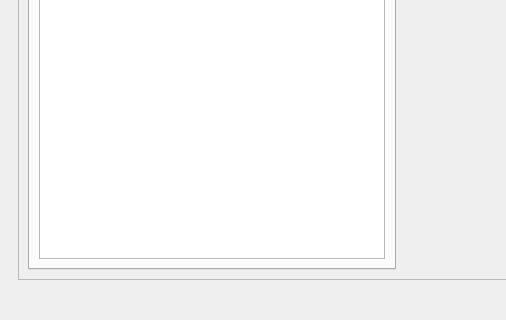
krupis/PlotTTY, file form.ui: the form before one commit; both pictures show x 0 to 506 and y 280 to 600 of the 798 by 600 pixel window.
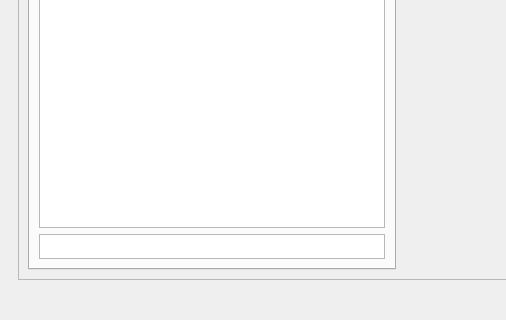
The form after the commit. The open tabs and pages were chosen to show the change. Custom widgets are drawn as their Qt base class.

Patch:
```diff
--- a/form.ui
+++ b/form.ui
@@ -75,9 +75,41 @@
                   </attribute>
                   <layout class="QHBoxLayout" name="horizontalLayout">
                    <item>
-                    <layout class="QVBoxLayout" name="ConsoleLayout">
+                    <layout class="QVBoxLayout" name="ConsoleLayout" stretch="0,0">
                      <item>
-                      <widget class="QPlainTextEdit" name="ConsoleTextEdit"/>
+                      <widget class="QPlainTextEdit" name="ConsoleTextEdit">
+                       <property name="sizePolicy">
+                        <sizepolicy hsizetype="Expanding" vsizetype="Expanding">
+                         <horstretch>0</horstretch>
+                         <verstretch>0</verstretch>
+                        </sizepolicy>
+                       </property>
+                      </widget>
+                     </item>
+                     <item>
+                      <widget class="QPlainTextEdit" name="SendCommandTextEdit">
+                       <property name="sizePolicy">
+                        <sizepolicy hsizetype="Expanding" vsizetype="Fixed">
+                         <horstretch>0</horstretch>
+                         <verstretch>0</verstretch>
+                        </sizepolicy>
+                       </property>
+                       <property name="minimumSize">
+                        <size>
+                         <width>0</width>
+                         <height>25</height>
+                        </size>
+                       </property>
+                       <property name="maximumSize">
+                        <size>
+                         <width>16777215</width>
+                         <height>25</height>
+                        </size>
+                       </property>
+                       <property name="verticalScrollBarPolicy">
+                        <enum>Qt::ScrollBarPolicy::ScrollBarAlwaysOff</enum>
+                       </property>
+                      </widget>
                      </item>
                     </layout>
                    </item>
```
Left out of the diff: 2 changed lines with no effect on the pictures.
